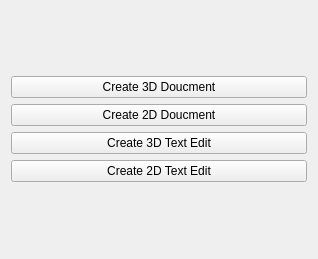
The window that src/Mod/Modeling/Common/CommonGui/CoordinateSystemMode.ui (BeQuiet1228/FreeCAD) describes before a commit, drawn with Qt 5.
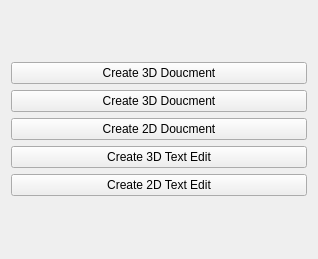
The same window after the commit.

```diff
--- a/src/Mod/Modeling/Common/CommonGui/CoordinateSystemMode.ui
+++ b/src/Mod/Modeling/Common/CommonGui/CoordinateSystemMode.ui
@@ -16,34 +16,41 @@
   <layout class="QGridLayout" name="gridLayout">
    <item row="1" column="0">
     <layout class="QGridLayout" name="gridLayout_2">
-     <item row="1" column="0">
+     <item row="2" column="0">
       <widget class="QPushButton" name="create2DButton">
        <property name="text">
         <string>Create 2D Doucment</string>
        </property>
       </widget>
      </item>
-     <item row="3" column="0">
+     <item row="4" column="0">
       <widget class="QPushButton" name="create3DTextButton">
        <property name="text">
         <string>Create 3D Text Edit</string>
        </property>
       </widget>
      </item>
-     <item row="0" column="0">
-      <widget class="QPushButton" name="create3DButton">
-       <property name="text">
-        <string>Create 3D Doucment</string>
-       </property>
-      </widget>
-     </item>
-     <item row="4" column="0">
+     <item row="5" column="0">
       <widget class="QPushButton" name="create2DTextButton">
        <property name="text">
         <string>Create 2D Text Edit</string>
        </property>
       </widget>
      </item>
+     <item row="1" column="0">
+      <widget class="QPushButton" name="create3DButton">
+       <property name="text">
+        <string>Create 3D Doucment</string>
+       </property>
+      </widget>
+     </item>
+     <item row="0" column="0">
+      <widget class="QPushButton" name="createNew3DButton">
+       <property name="text">
+        <string>Create 3D Doucment</string>
+       </property>
+      </widget>
+     </item>
     </layout>
    </item>
   </layout>
```
